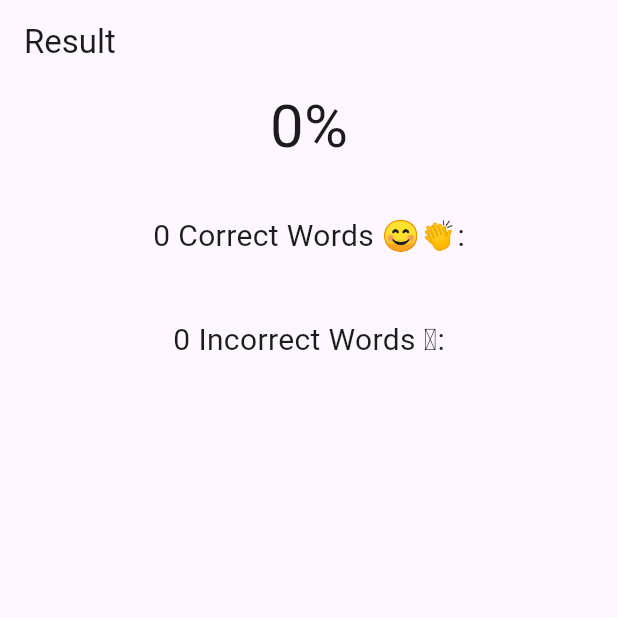
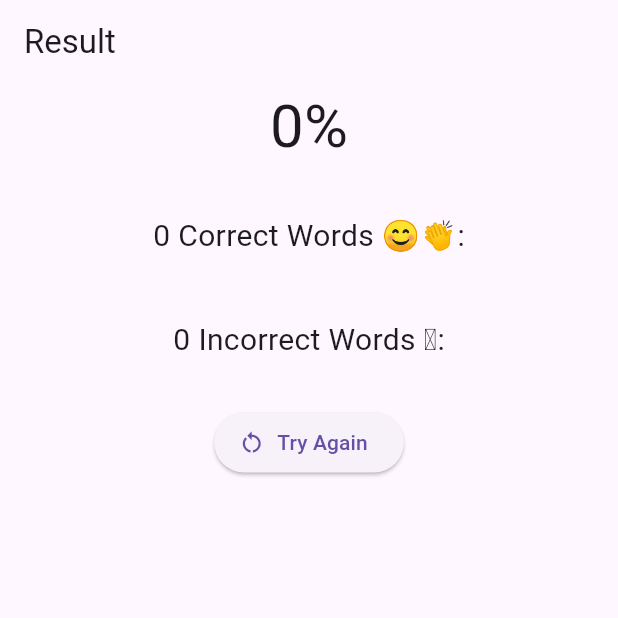
Before and after one commit to judemont/QuizFlow, a Flutter app: the ResultPage screen opened directly with empty values, on a phone screen of 412 x 824 dp, the top half of it. Run offline on Flutter 3.47's test engine with Material 3 defaults, Android fonts, the light colour scheme and no system bars; our stand-ins replace sqflite, sqflite_common_ffi; accounts and stored records are empty.

Commit message:
Refactor: Import statements and add 'Try Again' button in ResultPage

```diff
--- a/lib/widgets/result_page.dart
+++ b/lib/widgets/result_page.dart
@@ -1,6 +1,9 @@
 import 'package:flutter/material.dart';
 import 'package:voclearner/models/word.dart';
+import 'package:voclearner/pages_layout.dart';
 import 'package:voclearner/widgets/word_card.dart';
+
+import 'write_page.dart';
 
 class ResultPage extends StatefulWidget {
   final List<Word> correctWords;
@@ -46,7 +49,7 @@ class _ResultPageState extends State<ResultPage> {
                 ),
                 Text(
                   "${widget.correctWords.length} Correct Words 😊👏:",
-                  style: TextStyle(fontSize: 20),
+                  style: const TextStyle(fontSize: 20),
                 ),
                 const SizedBox(
                   height: 10,
@@ -63,7 +66,7 @@ class _ResultPageState extends State<ResultPage> {
                 ),
                 Text(
                   "${widget.incorrectWords.length} Incorrect Words 🫣:",
-                  style: TextStyle(fontSize: 20),
+                  style: const TextStyle(fontSize: 20),
                 ),
                 const SizedBox(
                   height: 10,
@@ -74,7 +77,25 @@ class _ResultPageState extends State<ResultPage> {
                     itemCount: widget.incorrectWords.length,
                     itemBuilder: (context, index) {
                       return WordCard(word: widget.incorrectWords[index]);
-                    })
+                    }),
+                SizedBox(height: 20),
+                ElevatedButton.icon(
+                  onPressed: () {
+                    Navigator.of(context).push(
+                      MaterialPageRoute(
+                          builder: (context) => PagesLayout(
+                              displayNavBar: false,
+                              child: WritePage(
+                                words: [
+                                  ...widget.correctWords,
+                                  ...widget.incorrectWords
+                                ],
+                              ))),
+                    );
+                  },
+                  label: const Text("Try Again"),
+                  icon: const Icon(Icons.restart_alt),
+                ),
               ],
             ),
           ),
--- a/lib/widgets/write_page.dart
+++ b/lib/widgets/write_page.dart
@@ -1,5 +1,4 @@
 import 'package:flutter/material.dart';
-import 'package:flutter/widgets.dart';
 import 'package:voclearner/models/word.dart';
 import 'package:voclearner/widgets/result_page.dart';
 
```
